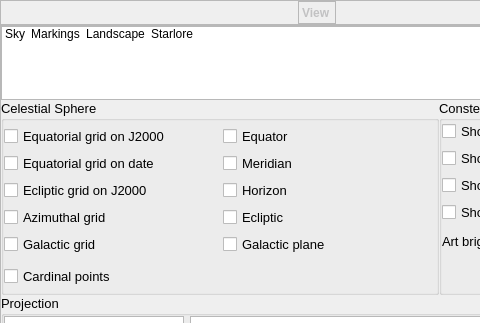
First picture: the form in src/gui/viewDialog.ui, repository 519984307/stellarium_src, before the edit; both pictures show x 0 to 480 and y 0 to 323 of the 659 by 554 pixel window.
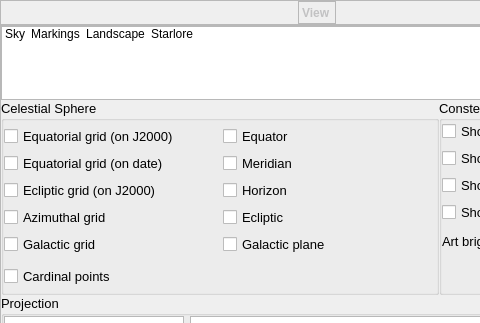
Second picture: the form after the edit. Icons and pictures are not drawn. Custom widgets are drawn as their Qt base class.

Commit message: update lines for translation (some unification)

```diff
--- a/src/gui/viewDialog.ui
+++ b/src/gui/viewDialog.ui
@@ -1520,21 +1520,21 @@
                  <item>
                   <widget class="QCheckBox" name="showEquatorialJ2000GridCheckBox">
                    <property name="text">
-                    <string>Equatorial grid on J2000</string>
+                    <string>Equatorial grid (on J2000)</string>
                    </property>
                   </widget>
                  </item>
                  <item>
                   <widget class="QCheckBox" name="showEquatorialGridCheckBox">
                    <property name="text">
-                    <string>Equatorial grid on date</string>
+                    <string>Equatorial grid (on date)</string>
                    </property>
                   </widget>
                  </item>
                  <item>
                   <widget class="QCheckBox" name="showEclipticGridJ2000CheckBox">
                    <property name="text">
-                    <string>Ecliptic grid on J2000</string>
+                    <string>Ecliptic grid (on J2000)</string>
                    </property>
                   </widget>
                  </item>
```
